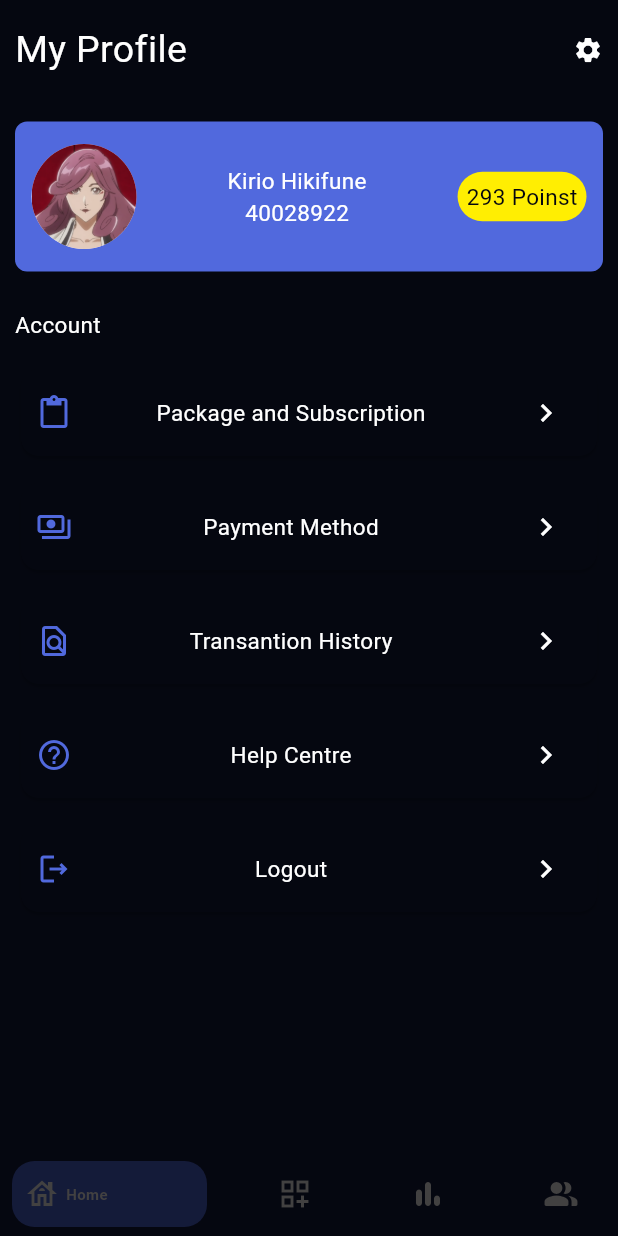
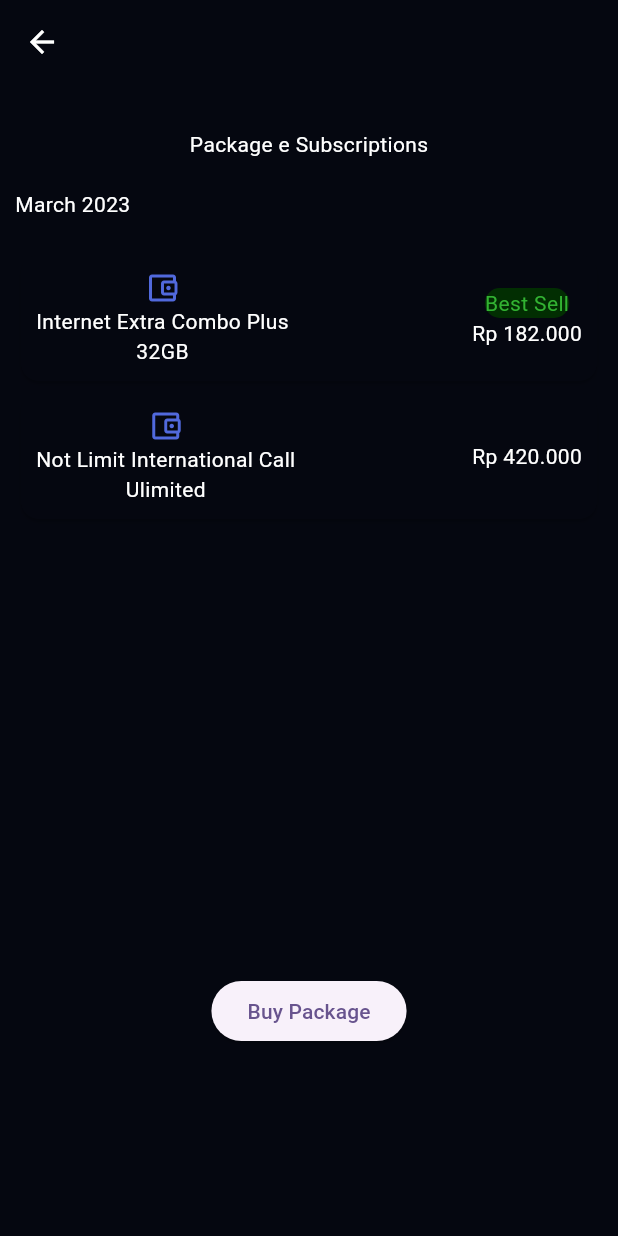
Before and after one commit to FranciscoRibeiroSilva/project_dribble, a Flutter app: the screen it shows after launch, after a tap on the "navigate next" icon, on a phone screen of 412 x 824 dp. Run offline on Flutter 3.47's test engine with Material 2 defaults, Android fonts, the phone set to English and light mode, and no system bars; drawn by our look-alikes of bottom_navy_bar; our stand-ins replace hooks_riverpod.

Commit message:
Navegação entre telas feita

```diff
--- a/lib/main.dart
+++ b/lib/main.dart
@@ -1,7 +1,7 @@
 import 'package:flutter/material.dart';
 import 'package:hooks_riverpod/hooks_riverpod.dart';
 import 'package:proj_dribble/screens/home_page.dart';
-import 'screens/packages.dart';
+//import 'screens/packages.dart';
 
 void main() {
   runApp(
--- a/lib/screens/packages.dart
+++ b/lib/screens/packages.dart
@@ -1,12 +1,16 @@
 import 'package:flutter/material.dart';
 import 'package:proj_dribble/constants.dart';
 
-class Helper extends StatelessWidget {
-  const Helper({super.key});
+class PackSub extends StatelessWidget {
+  const PackSub({super.key});
 
   @override
   Widget build(BuildContext context) {
     return Scaffold(
+      appBar: AppBar(
+        backgroundColor: bgColor,
+        foregroundColor: Colors.white,
+      ),
       backgroundColor: bgColor,
       body: Padding(
         padding: const EdgeInsets.all(10.0),
@@ -106,7 +110,7 @@ class Helper extends StatelessWidget {
               ),
             ),
             const SizedBox(
-              height: 350,
+              height: 300,
             ),
             ElevatedButton(onPressed: () {}, child: const Text('Buy Package'))
           ],
--- a/lib/screens/widget/my_card.dart
+++ b/lib/screens/widget/my_card.dart
@@ -1,5 +1,6 @@
 import 'package:flutter/material.dart';
 import 'package:proj_dribble/constants.dart';
+import 'package:proj_dribble/screens/packages.dart';
 
 class MyCard extends StatelessWidget {
   const MyCard({super.key, required this.icone, required this.titlo, this.cor});
@@ -28,7 +29,10 @@ class MyCard extends StatelessWidget {
                 ),
               ),
               IconButton(
-                onPressed: () {},
+                onPressed: () {
+                  Navigator.push(context,
+                      MaterialPageRoute(builder: (_) => const PackSub()));
+                },
                 icon: const Icon(
                   Icons.navigate_next,
                   color: Colors.white,
```
Also changed, not shown: lib/screens/home_page.dart (+1 -77 lines), lib/screens/widget/progress_line.dart (deleted, +0 -39 lines), lib/screens/widget/navbar.dart (renamed from lib/screens/widget/navvar.dart).
